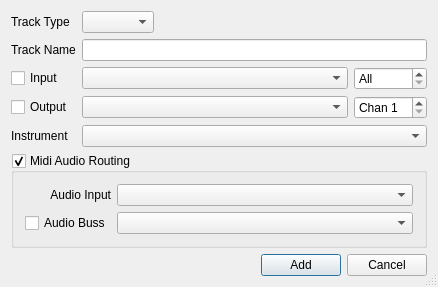
Before: the Qt Designer form oom/widgets/createtrackbase.ui in ccherrett/oom, drawn with Qt 5.
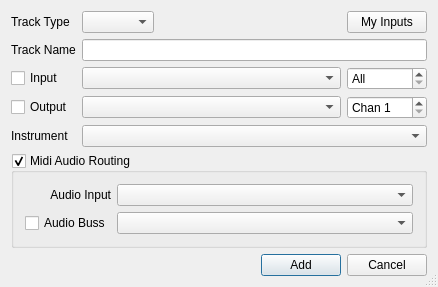
After: the same form once the commit is applied.

Commit message: Added my inputs button

The edit to the form file:
```diff
--- a/oom/widgets/createtrackbase.ui
+++ b/oom/widgets/createtrackbase.ui
@@ -253,6 +253,13 @@
      </item>
     </layout>
    </item>
+   <item row="0" column="2">
+    <widget class="QPushButton" name="btnMyInput">
+     <property name="text">
+      <string>My Inputs</string>
+     </property>
+    </widget>
+   </item>
   </layout>
  </widget>
  <layoutdefault spacing="6" margin="11"/>
```
